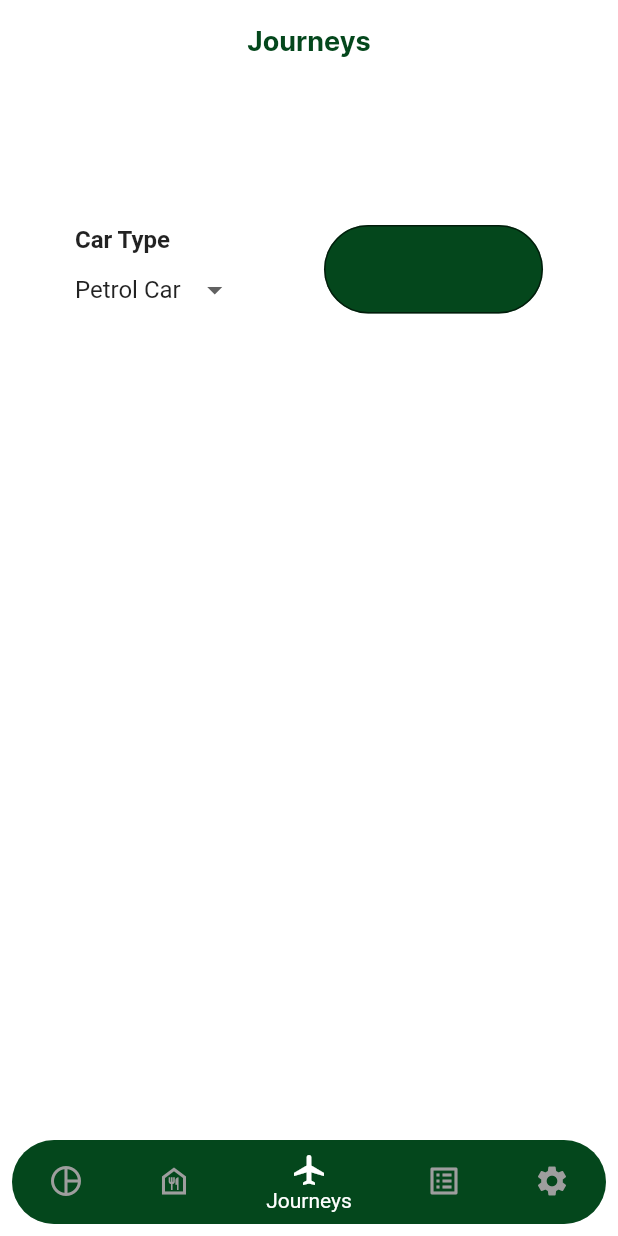
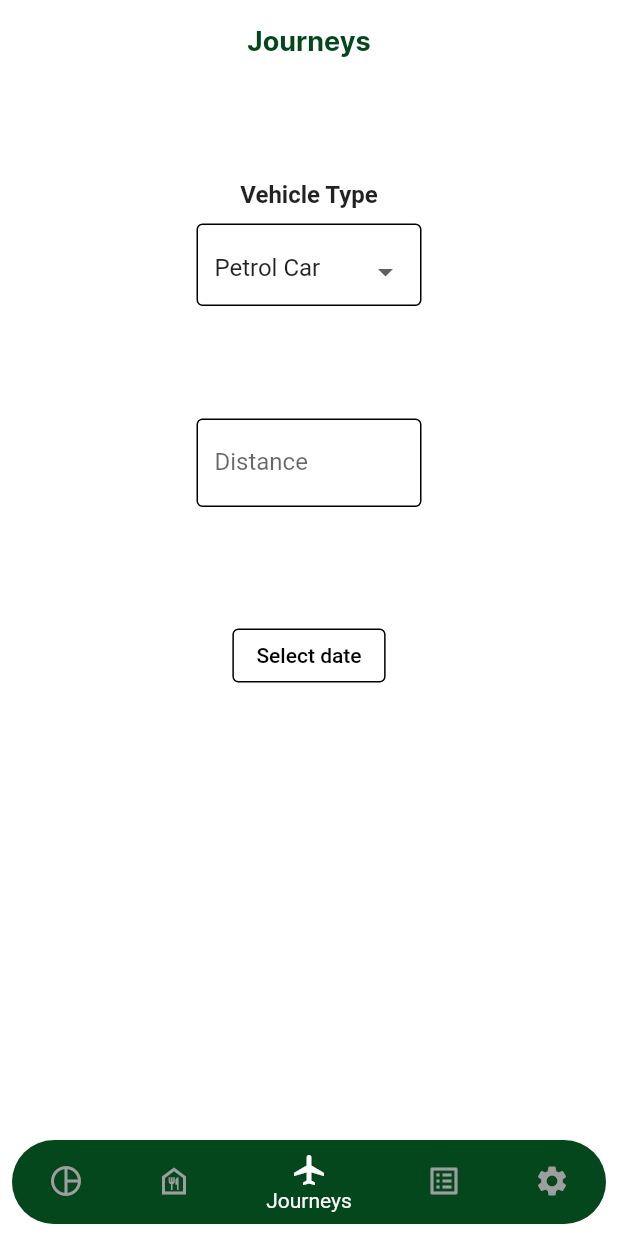
Before and after one commit to WillHeather18/carbonemissioncalculator, a Flutter app: the screen it shows after launch, item 3 of the bottom bar chosen, on a phone screen of 412 x 824 dp. Run offline on Flutter 3.47's test engine with Material 2 defaults, Android fonts, the phone set to English and light mode, and no system bars; our stand-ins replace fl_chart; missing offline and left inert: mysql1.

Commit message:
Journey page styled

```diff
--- a/lib/main.dart
+++ b/lib/main.dart
@@ -1,9 +1,5 @@
 //import 'package:carbonemissioncalculator/pages/login.dart';
-//import 'package:carbonemissioncalculator/mysql.dart';
-//import 'package:carbonemissioncalculator/pages/home.dart';
 import 'package:carbonemissioncalculator/pagestate.dart';
-//import 'package:carbonemissioncalculator/pages/login.dart';
-//import 'package:carbonemissioncalculator/pagestate.dart';
 import 'package:flutter/material.dart';
 
 void main() async {
--- a/lib/pages/journy.dart
+++ b/lib/pages/journy.dart
@@ -1,39 +1,56 @@
 import 'package:flutter/material.dart';
+import 'package:intl/intl.dart';
 
 class Journeys extends StatefulWidget {
+  const Journeys({super.key});
+
   @override
   JourneysState createState() => JourneysState();
 }
 
 class JourneysState extends State<Journeys> {
   String carType = 'Petrol Car';
+  DateTime? selectedDate;
 
   @override
   Widget build(BuildContext context) {
     return Scaffold(
         extendBodyBehindAppBar: true,
         appBar: appBar(context),
-        body: Container(
+        body: Stack(children: [
+          Container(
             decoration: const BoxDecoration(color: Colors.white),
-            child: GridView.count(
-              padding: EdgeInsets.only(top: 150, left: 50, right: 50),
-              crossAxisCount: 2,
-              crossAxisSpacing: 20,
-              mainAxisSpacing: 30,
+          ),
+          Padding(
+              padding: EdgeInsets.only(top: 120),
+              child: Center(
+                  child: SizedBox(
+                      width: 150,
+                      child: Column(
+                        crossAxisAlignment: CrossAxisAlignment.center,
                         children: [
                           Column(
-                  crossAxisAlignment: CrossAxisAlignment.start,
                             children: [
                               const Text(
-                      'Car Type',
+                                'Vehicle Type',
                                 style: TextStyle(
                                   fontSize: 16,
                                   fontWeight: FontWeight.bold,
                                 ),
                               ),
-                    DropdownButton<String>(
+                              const SizedBox(height: 10.0),
+                              InputDecorator(
+                                  decoration: const InputDecoration(
+                                    enabledBorder: OutlineInputBorder(
+                                      borderSide:
+                                          BorderSide(color: Colors.black),
+                                    ),
+                                  ),
+                                  child: SizedBox(
+                                      height: 15.0,
+                                      child: DropdownButtonHideUnderline(
+                                        child: DropdownButton<String>(
                                           value: carType,
-                      underline: Container(height: 2, color: Colors.white),
                                           onChanged: (String? newValue) {
                                             setState(() {
                                               carType = newValue!;
@@ -41,40 +58,57 @@ class JourneysState extends State<Journeys> {
                                           },
                                           items: const [
                                             DropdownMenuItem(
+                                              value: 'Petrol Car',
                                               child: Text('Petrol Car'),
-                          value: 'Petrol Car',
                                             ),
                                             DropdownMenuItem(
+                                              value: 'Diesel Car',
                                               child: Text('Diesel Car'),
-                          value: 'Diesel Car',
                                             ),
                                             DropdownMenuItem(
+                                              value: 'Electric Car',
                                               child: Text('Electric Car'),
-                          value: 'Electric Car',
                                             ),
                                             DropdownMenuItem(
+                                              value: 'Train',
                                               child: Text('Train'),
-                          value: 'Train',
                                             ),
                                             DropdownMenuItem(
+                                              value: 'Plane',
                                               child: Text('Plane'),
-                          value: 'Plane',
                                             ),
                                           ],
                                         ),
+                                      )))
                             ],
                           ),
-                TextField(
+                          const SizedBox(height: 75.0),
+                          const TextField(
                             decoration: InputDecoration(
-                    border: OutlineInputBorder(
-                      borderRadius: BorderRadius.circular(45.0),
+                              enabledBorder: OutlineInputBorder(
+                                borderSide: BorderSide(color: Colors.black),
                               ),
-                    filled: true,
-                    fillColor: Color(0xFF04471C),
+                              labelText: 'Distance',
                             ),
                           ),
+                          const SizedBox(height: 75.0),
+                          OutlinedButton(
+                            onPressed: () => selectDate(context),
+                            style: OutlinedButton.styleFrom(
+                              foregroundColor: Colors.black,
+                              side: const BorderSide(
+                                  color: Colors.black, width: 1),
+                            ),
+                            child: Text(
+                              selectedDate != null
+                                  ? DateFormat('yyyy-MM-dd')
+                                      .format(selectedDate!)
+                                  : 'Select date',
+                            ),
+                          )
                         ],
-            )));
+                      ))))
+        ]));
   }
 
   AppBar appBar(BuildContext context) {
@@ -92,4 +126,18 @@ class JourneysState extends State<Journeys> {
       elevation: 0.0,
     );
   }
+
+  void selectDate(BuildContext context) async {
+    final DateTime? picked = await showDatePicker(
+      context: context,
+      initialDate: selectedDate ?? DateTime.now(),
+      firstDate: DateTime(1900),
+      lastDate: DateTime(2100),
+    );
+    if (picked != null && picked != selectedDate) {
+      setState(() {
+        selectedDate = picked;
+      });
     }
+  }
+}
--- a/pubspec.yaml
+++ b/pubspec.yaml
@@ -35,6 +35,7 @@ dependencies:
   flutter_svg: ^2.0.7
   fl_chart: ^0.64.0
   http: ^1.1.0
+  intl: ^0.17.0
 
 dev_dependencies:
   flutter_test:
```
Also changed, not shown: pubspec.lock. Lines whose indentation alone changed are shown as unchanged.
